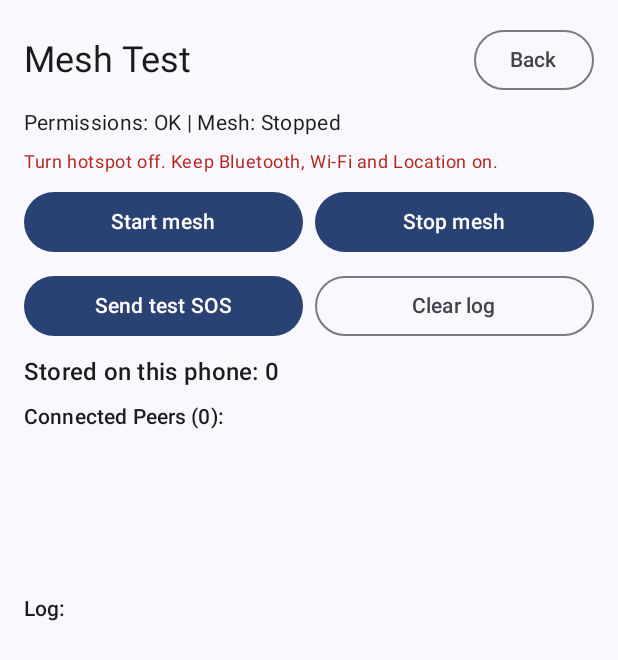
After one commit to alanfrancis765/ResQEdgeLite, an Android app built with Jetpack Compose: the composable MeshScreen shown on its own in the app's theme, on a phone screen of 412 x 824 dp. The commit adds this screen. Shown: the top 660 px of the screen. Run offline under Robolectric (Android 15) with nearby library versions, the light colour scheme and no system bars; libraries missing offline, so code that uses them is left out: com.google.android.gms.

Commit message:
Mesh A first version (not connecting yet)

```diff
--- a/android/app/build.gradle.kts
+++ b/android/app/build.gradle.kts
@@ -31,6 +31,7 @@ android {
     compileOptions {
         sourceCompatibility = JavaVersion.VERSION_11
         targetCompatibility = JavaVersion.VERSION_11
+        isCoreLibraryDesugaringEnabled = true
     }
     buildFeatures {
         compose = true
@@ -38,6 +39,7 @@ android {
 }
 
 dependencies {
+    coreLibraryDesugaring("com.android.tools:desugar_jdk_libs:2.1.4")
     implementation(platform(libs.androidx.compose.bom))
     implementation(libs.androidx.activity.compose)
     implementation(libs.androidx.compose.material3)
@@ -48,6 +50,7 @@ dependencies {
     implementation(libs.androidx.compose.ui.test.junit4)
     implementation(libs.androidx.room.runtime)
     implementation(libs.androidx.room.ktx)
+    implementation(libs.play.services.nearby)
     ksp(libs.androidx.room.compiler)
 
     testImplementation(libs.junit)
--- /dev/null
+++ b/android/app/src/main/java/com/resqedge/lite/mesh/ConnectionPolicy.kt
@@ -0,0 +1,5 @@
+package com.resqedge.lite.mesh
+
+fun shouldInitiate(myName: String, theirName: String): Boolean {
+    return myName < theirName
+}
--- /dev/null
+++ b/android/app/src/main/java/com/resqedge/lite/mesh/MeshNode.kt
@@ -0,0 +1,217 @@
+package com.resqedge.lite.mesh
+
+import android.content.Context
+import android.util.Log
+import com.google.android.gms.nearby.Nearby
+import com.google.android.gms.nearby.connection.*
+import com.resqedge.lite.data.Ingestor
+import com.resqedge.lite.data.IngestResult
+import com.resqedge.lite.model.SosPacket
+import kotlinx.coroutines.*
+import kotlinx.coroutines.flow.MutableStateFlow
+import kotlinx.coroutines.flow.StateFlow
+import kotlinx.coroutines.flow.asStateFlow
+import java.text.SimpleDateFormat
+import java.util.*
+import kotlin.random.Random
+
+data class Peer(val id: String, val name: String)
+
+class MeshNode(
+    context: Context,
+    private val ingestor: Ingestor
+) {
+    private val appContext = context.applicationContext
+    private val connectionsClient = Nearby.getConnectionsClient(appContext)
+
+    private val serviceId = "com.resqedge.lite.mesh"
+    private val strategy = Strategy.P2P_CLUSTER
+
+    private var myEndpointName: String = ""
+    private val _connectedPeers = MutableStateFlow<List<Peer>>(emptyList())
+    val connectedPeers: StateFlow<List<Peer>> = _connectedPeers.asStateFlow()
+
+    private val _log = MutableStateFlow<List<String>>(emptyList())
+    val log: StateFlow<List<String>> = _log.asStateFlow()
+
+    private val scope = CoroutineScope(Dispatchers.Default + SupervisorJob())
+    private var isStarted = false
+
+    private val knownEndpoints = mutableSetOf<String>()
+
+    fun start() {
+        if (isStarted) {
+            logMessage("Already started")
+            return
+        }
+        isStarted = true
+        myEndpointName = "ResQ-" + generateRandomChars(4)
+        knownEndpoints.clear()
+        _connectedPeers.value = emptyList()
+
+        logMessage("Starting mesh node with name: $myEndpointName")
+        startAdvertisingInternal()
+        startDiscoveryInternal()
+    }
+
+    fun stop() {
+        if (!isStarted) return
+        isStarted = false
+        logMessage("Stopping mesh node")
+        try {
+            connectionsClient.stopAdvertising()
+            connectionsClient.stopDiscovery()
+            connectionsClient.stopAllEndpoints()
+        } catch (e: Exception) {
+            logMessage("Error during stop: ${e.message}")
+        }
+        _connectedPeers.value = emptyList()
+        knownEndpoints.clear()
+    }
+
+    fun sendToAll(bytes: ByteArray): Int {
+        val peers = _connectedPeers.value
+        if (peers.isEmpty()) {
+            logMessage("No peers connected to send packet")
+            return 0
+        }
+        val payload = Payload.fromBytes(bytes)
+        var sentCount = 0
+        for (peer in peers) {
+            connectionsClient.sendPayload(peer.id, payload)
+                .addOnSuccessListener {
+                    logMessage("Sent packet to ${peer.name} (${peer.id})")
+                }
+                .addOnFailureListener { e ->
+                    logMessage("Failed to send to ${peer.name}: ${e.message}")
+                }
+            sentCount++
+        }
+        return sentCount
+    }
+
+    private fun startAdvertisingInternal() {
+        val options = AdvertisingOptions.Builder().setStrategy(strategy).build()
+        connectionsClient.startAdvertising(myEndpointName, serviceId, connectionLifecycleCallback, options)
+            .addOnSuccessListener {
+                logMessage("Advertising started successfully")
+            }
+            .addOnFailureListener { e ->
+                logMessage("Failed to start advertising: ${e.message}")
+            }
+    }
+
+    private fun startDiscoveryInternal() {
+        val options = DiscoveryOptions.Builder().setStrategy(strategy).build()
+        connectionsClient.startDiscovery(serviceId, endpointDiscoveryCallback, options)
+            .addOnSuccessListener {
+                logMessage("Discovery started successfully")
+            }
+            .addOnFailureListener { e ->
+                logMessage("Failed to start discovery: ${e.message}")
+            }
+    }
+
+    private val endpointDiscoveryCallback = object : EndpointDiscoveryCallback() {
+        override fun onEndpointFound(endpointId: String, info: DiscoveredEndpointInfo) {
+            val theirName = info.endpointName
+            logMessage("Endpoint found: $theirName ($endpointId)")
+            if (knownEndpoints.contains(endpointId)) return
+
+            if (shouldInitiate(myEndpointName, theirName)) {
+                logMessage("Initiating connection to $theirName ($endpointId)")
+                knownEndpoints.add(endpointId)
+                connectionsClient.requestConnection(myEndpointName, endpointId, connectionLifecycleCallback)
+                    .addOnFailureListener { e ->
+                        logMessage("Request connection failed to $endpointId: ${e.message}")
+                        knownEndpoints.remove(endpointId)
+                    }
+            } else {
+                logMessage("Waiting for connection from $theirName ($endpointId)")
+            }
+        }
+
+        override fun onEndpointLost(endpointId: String) {
+            logMessage("Endpoint lost: $endpointId")
+        }
+    }
+
+    private val connectionLifecycleCallback = object : ConnectionLifecycleCallback() {
+        override fun onConnectionInitiated(endpointId: String, info: ConnectionInfo) {
+            logMessage("Connection initiated with ${info.endpointName} ($endpointId). Auto-accepting.")
+            // NOTE: Authentication token is ignored in this prototype implementation.
+            connectionsClient.acceptConnection(endpointId, payloadCallback)
+        }
+
+        override fun onConnectionResult(endpointId: String, resolution: ConnectionResolution) {
+            val status = resolution.status
+            if (status.isSuccess) {
+                logMessage("Connected to endpoint: $endpointId")
+                val current = _connectedPeers.value.toMutableList()
+                if (current.none { it.id == endpointId }) {
+                    current.add(Peer(id = endpointId, name = endpointId))
+                    _connectedPeers.value = current
+                }
+            } else {
+                logMessage("Connection failed for $endpointId: status code ${status.statusCode}, message: ${status.statusMessage}")
+                knownEndpoints.remove(endpointId)
+            }
+        }
+
+        override fun onDisconnected(endpointId: String) {
+            logMessage("Disconnected from endpoint: $endpointId")
+            val current = _connectedPeers.value.filter { it.id != endpointId }
+            _connectedPeers.value = current
+            knownEndpoints.remove(endpointId)
+        }
+    }
+
+    private val payloadCallback = object : PayloadCallback() {
+        override fun onPayloadReceived(endpointId: String, payload: Payload) {
+            if (payload.type != Payload.Type.BYTES) {
+                logMessage("Ignored non-bytes payload from $endpointId")
+                return
+            }
+            val bytes = payload.asBytes()
+            if (bytes == null || bytes.size != SosPacket.SIZE) {
+                logMessage("Ignored payload of size ${bytes?.size ?: 0} from $endpointId")
+                return
+            }
+            scope.launch(Dispatchers.IO) {
+                val result = ingestor.ingest(bytes)
+                val resultDesc = when (result) {
+                    is IngestResult.Stored -> "Stored packetId=${result.packet.packetId}"
+                    is IngestResult.Duplicate -> "Duplicate packet"
+                    is IngestResult.Malformed -> "Malformed packet"
+                }
+                logMessage("Received from $endpointId: $resultDesc")
+            }
+        }
+
+        override fun onPayloadTransferUpdate(endpointId: String, update: PayloadTransferUpdate) {
+            // no-op for small BYTES payloads
+        }
+    }
+
+    private fun generateRandomChars(length: Int): String {
+        val chars = "ABCDEFGHIJKLMNOPQRSTUVWXYZ0123456789"
+        val sb = StringBuilder()
+        val random = Random.Default
+        for (i in 0 until length) {
+            sb.append(chars[random.nextInt(chars.length)])
+        }
+        return sb.toString()
+    }
+
+    private fun logMessage(msg: String) {
+        val timeStr = SimpleDateFormat("HH:mm:ss.SSS", Locale.getDefault()).format(Date())
+        val formatted = "$timeStr $msg"
+        Log.d("MeshNode", formatted)
+        val current = _log.value.toMutableList()
+        current.add(0, formatted)
+        if (current.size > 100) {
+            current.removeAt(current.size - 1)
+        }
+        _log.value = current
+    }
+}
--- /dev/null
+++ b/android/app/src/main/java/com/resqedge/lite/mesh/MeshPermissions.kt
@@ -0,0 +1,58 @@
+package com.resqedge.lite.mesh
+
+import android.Manifest
+import android.content.pm.PackageManager
+import androidx.activity.compose.rememberLauncherForActivityResult
+import androidx.activity.result.contract.ActivityResultContracts
+import androidx.compose.runtime.*
+import androidx.compose.ui.platform.LocalContext
+import androidx.core.content.ContextCompat
+
+fun requiredPermissions(sdkInt: Int): List<String> {
+    return when {
+        sdkInt >= 33 -> listOf(
+            "android.permission.NEARBY_WIFI_DEVICES",
+            "android.permission.BLUETOOTH_SCAN",
+            "android.permission.BLUETOOTH_ADVERTISE",
+            "android.permission.BLUETOOTH_CONNECT"
+        )
+        sdkInt >= 31 -> listOf(
+            "android.permission.BLUETOOTH_SCAN",
+            "android.permission.BLUETOOTH_ADVERTISE",
+            "android.permission.BLUETOOTH_CONNECT",
+            Manifest.permission.ACCESS_FINE_LOCATION
+        )
+        else -> listOf(
+            Manifest.permission.ACCESS_FINE_LOCATION
+        )
+    }
+}
+
+@Composable
+fun rememberMeshPermissionsState(onResult: (Boolean) -> Unit = {}): Pair<Boolean, () -> Unit> {
+    val context = LocalContext.current
+    val perms = remember { requiredPermissions(android.os.Build.VERSION.SDK_INT) }
+    var granted by remember {
+        mutableStateOf(perms.all { ContextCompat.checkSelfPermission(context, it) == PackageManager.PERMISSION_GRANTED })
+    }
+
+    val launcher = rememberLauncherForActivityResult(
+        ActivityResultContracts.RequestMultiplePermissions()
+    ) { result ->
+        val allGranted = perms.all { result[it] == true }
+        granted = allGranted
+        onResult(allGranted)
+    }
+
+    val request = {
+        launcher.launch(perms.toTypedArray())
+    }
+
+    LaunchedEffect(Unit) {
+        val allGranted = perms.all { ContextCompat.checkSelfPermission(context, it) == PackageManager.PERMISSION_GRANTED }
+        granted = allGranted
+        onResult(allGranted)
+    }
+
+    return granted to request
+}
--- /dev/null
+++ b/android/app/src/main/java/com/resqedge/lite/ui/mesh/MeshScreen.kt
@@ -0,0 +1,183 @@
+package com.resqedge.lite.ui.mesh
+
+import android.app.Activity
+import android.view.WindowManager
+import androidx.compose.foundation.layout.*
+import androidx.compose.foundation.lazy.LazyColumn
+import androidx.compose.foundation.lazy.items
+import androidx.compose.material3.*
+import androidx.compose.runtime.*
+import androidx.compose.ui.Alignment
+import androidx.compose.ui.Modifier
+import androidx.compose.ui.platform.LocalContext
+import androidx.compose.ui.platform.LocalView
+import androidx.compose.ui.unit.dp
+import com.resqedge.lite.data.ServiceLocator
+import com.resqedge.lite.mesh.MeshNode
+import com.resqedge.lite.mesh.rememberMeshPermissionsState
+import com.resqedge.lite.model.PacketBuilder
+import com.resqedge.lite.model.SosPacket
+import kotlinx.coroutines.launch
+import kotlin.random.Random
+
+@Composable
+fun MeshScreen(onBack: () -> Unit) {
+    val context = LocalContext.current
+    val view = LocalView.current
+
+    DisposableEffect(Unit) {
+        val window = (context as? Activity)?.window
+        window?.addFlags(WindowManager.LayoutParams.FLAG_KEEP_SCREEN_ON)
+        view.keepScreenOn = true
+        onDispose {
+            window?.clearFlags(WindowManager.LayoutParams.FLAG_KEEP_SCREEN_ON)
+            view.keepScreenOn = false
+        }
+    }
+
+    val (permissionsGranted, requestPermissions) = rememberMeshPermissionsState()
+
+    val ingestor = remember { ServiceLocator.ingestor(context) }
+    val meshNode = remember { MeshNode(context, ingestor) }
+
+    val connectedPeers by meshNode.connectedPeers.collectAsState()
+    val logLines by meshNode.log.collectAsState()
+    val storedCount by ServiceLocator.store(context).observeCount().collectAsState(initial = 0)
+
+    var isRunning by remember { mutableStateOf(false) }
+
+    DisposableEffect(Unit) {
+        onDispose {
+            meshNode.stop()
+        }
+    }
+
+    val coroutineScope = rememberScopeSafe()
+
+    Column(
+        modifier = Modifier
+            .fillMaxSize()
+            .padding(16.dp)
+    ) {
+        Row(
+            modifier = Modifier.fillMaxWidth(),
+            horizontalArrangement = Arrangement.SpaceBetween,
+            verticalAlignment = Alignment.CenterVertically
+        ) {
+            Text("Mesh Test", style = MaterialTheme.typography.headlineSmall)
+            OutlinedButton(onClick = onBack) { Text("Back") }
+        }
+
+        Spacer(Modifier.height(8.dp))
+
+        val permStatus = if (permissionsGranted) "Permissions: OK" else "Permissions: Missing"
+        val runStatus = if (isRunning) "Mesh: Running" else "Mesh: Stopped"
+        Text("$permStatus | $runStatus", style = MaterialTheme.typography.bodyMedium)
+
+        Spacer(Modifier.height(8.dp))
+
+        Text(
+            "Turn hotspot off. Keep Bluetooth, Wi-Fi and Location on.",
+            style = MaterialTheme.typography.bodySmall,
+            color = MaterialTheme.colorScheme.error
+        )
+
+        Spacer(Modifier.height(8.dp))
+
+        Row(
+            modifier = Modifier.fillMaxWidth(),
+            horizontalArrangement = Arrangement.spacedBy(8.dp)
+        ) {
+            Button(
+                onClick = {
+                    if (!permissionsGranted) {
+                        requestPermissions()
+                    } else {
+                        meshNode.start()
+                        isRunning = true
+                    }
+                },
+                modifier = Modifier.weight(1.0f)
+            ) {
+                Text("Start mesh")
+            }
+            Button(
+                onClick = {
+                    meshNode.stop()
+                    isRunning = false
+                },
+                modifier = Modifier.weight(1.0f)
+            ) {
+                Text("Stop mesh")
+            }
+        }
+
+        Spacer(Modifier.height(8.dp))
+
+        Row(
+            modifier = Modifier.fillMaxWidth(),
+            horizontalArrangement = Arrangement.spacedBy(8.dp)
+        ) {
+            Button(
+                onClick = {
+                    val packet = PacketBuilder.build(
+                        headcount = 3,
+                        medicalFlags = SosPacket.FLAG_INJURED,
+                        waterLevel = 2,
+                        lat = 10.0159f,
+                        lon = 76.3419f,
+                        accuracyM = 0,
+                        senderId = Random.nextInt()
+                    )
+                    val bytes = packet.toBytes()
+                    coroutineScope.launch {
+                        ingestor.ingest(bytes)
+                        meshNode.sendToAll(bytes)
+                    }
+                },
+                modifier = Modifier.weight(1.0f)
+            ) {
+                Text("Send test SOS")
+            }
+            OutlinedButton(
+                onClick = { },
+                modifier = Modifier.weight(1.0f)
+            ) {
+                Text("Clear log")
+            }
+        }
+
+        Spacer(Modifier.height(8.dp))
+
+        Text("Stored on this phone: $storedCount", style = MaterialTheme.typography.titleMedium)
+
+        Spacer(Modifier.height(8.dp))
+
+        Text("Connected Peers (${connectedPeers.size}):", style = MaterialTheme.typography.titleSmall)
+        LazyColumn(
+            modifier = Modifier
+                .fillMaxWidth()
+                .height(100.dp)
+        ) {
+            items(connectedPeers) { peer ->
+                Text("- ${peer.name} (${peer.id})", style = MaterialTheme.typography.bodySmall)
+            }
+        }
+
+        Spacer(Modifier.height(8.dp))
+
+        Text("Log:", style = MaterialTheme.typography.titleSmall)
+        LazyColumn(
+            modifier = Modifier
+                .fillMaxWidth()
+                .weight(1f)
+        ) {
+            items(logLines) { line ->
+                Text(line, style = MaterialTheme.typography.bodySmall)
+            }
+        }
+    }
+}
+
+@Composable
+fun rememberScopeSafe() = rememberCoroutineScope()
--- a/android/app/src/main/java/com/resqedge/lite/ui/responder/ResponderScreen.kt
+++ b/android/app/src/main/java/com/resqedge/lite/ui/responder/ResponderScreen.kt
@@ -148,7 +148,7 @@ fun ResponderScreen(onBack: () -> Unit) {
                     }
                     Spacer(Modifier.height(8.dp))
                     if (mapType == "Lite") {
-                        LiteClusterMap(clusters, Modifier.weight(1f))
+                        ClusterMap(clusters, Modifier.weight(1f))
                     } else {
                         ClusterMap(clusters, Modifier.weight(1f))
                     }
--- a/android/gradle/libs.versions.toml
+++ b/android/gradle/libs.versions.toml
@@ -10,6 +10,7 @@ kotlin = "2.0.21"
 composeBom = "2026.02.01"
 room = "2.8.5"
 ksp = "2.0.21-1.0.28"
+nearby = "19.4.0"
 
 [libraries]
 androidx-core-ktx = { group = "androidx.core", name = "core-ktx", version.ref = "coreKtx" }
@@ -29,6 +30,7 @@ androidx-compose-material3 = { group = "androidx.compose.material3", name = "mat
 androidx-room-runtime = { group = "androidx.room", name = "room-runtime", version.ref = "room" }
 androidx-room-ktx = { group = "androidx.room", name = "room-ktx", version.ref = "room" }
 androidx-room-compiler = { group = "androidx.room", name = "room-compiler", version.ref = "room" }
+play-services-nearby = { group = "com.google.android.gms", name = "play-services-nearby", version.ref = "nearby" }
 
 [plugins]
 android-application = { id = "com.android.application", version.ref = "agp" }
```
Also changed, not shown: android/app/src/main/AndroidManifest.xml (+8 -0 lines), android/app/src/main/java/com/resqedge/lite/MainActivity.kt (+12 -3 lines), android/app/src/main/java/com/resqedge/lite/ui/capture/Gps.kt (+40 -15 lines), 2 other files.
